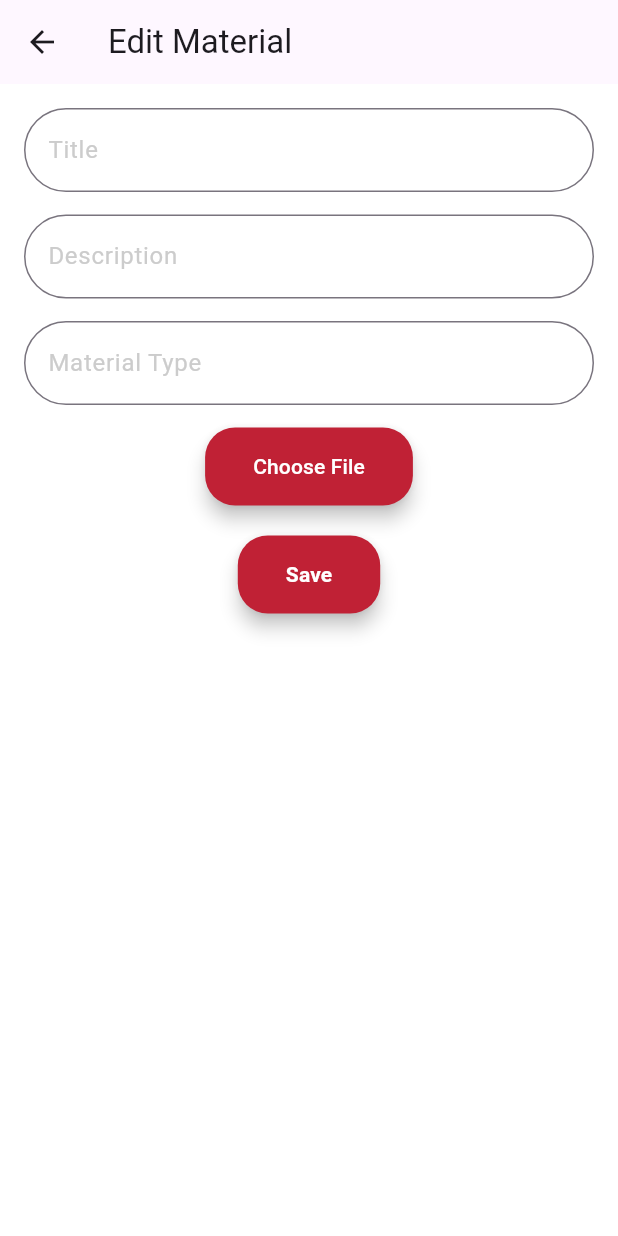
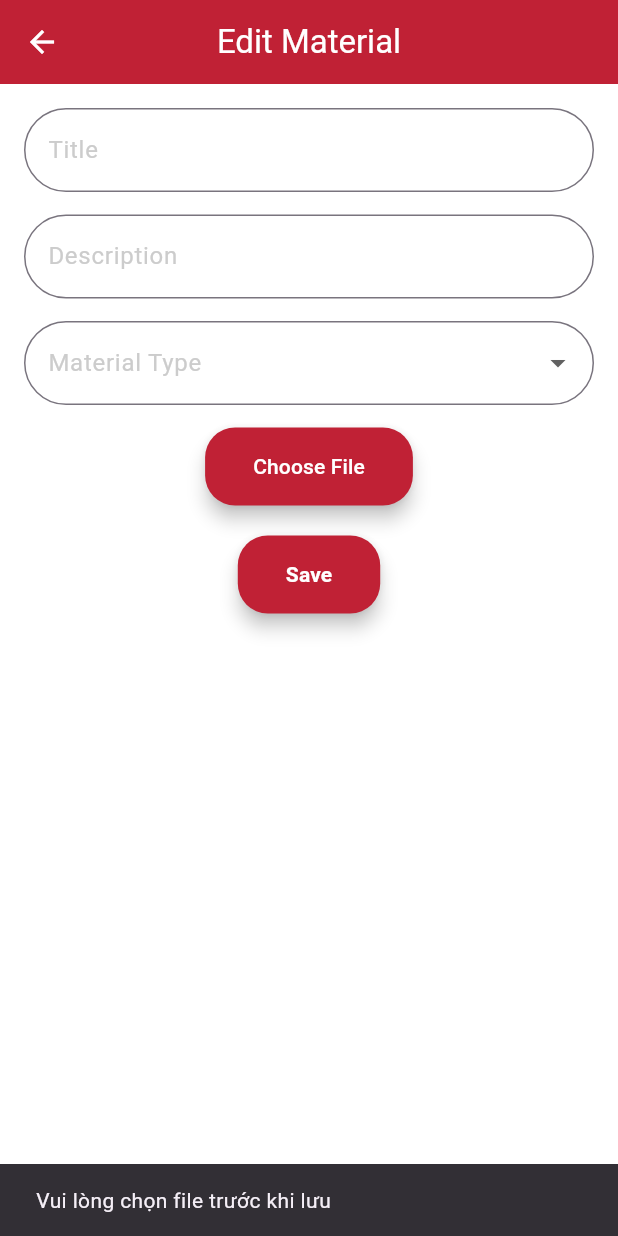
Before and after one commit to BD2020452915102002/IT4788-PTUDDNT, a Flutter app: the EditMaterialScreen screen opened directly with empty values, after a tap on "Save", on a phone screen of 412 x 824 dp. Run offline on Flutter 3.47's test engine with Material 3 defaults, Android fonts, the light colour scheme and no system bars; our stand-ins replace file_picker, image_picker, shared_preferences; accounts and stored records are empty; network calls fail.

Commit message:
edit_material

```diff
--- a/lib/presentation/screens/lecturer/class/matetial/edit_material.dart
+++ b/lib/presentation/screens/lecturer/class/matetial/edit_material.dart
@@ -3,42 +3,44 @@ import 'dart:convert';
 import 'package:flutter/material.dart';
 import 'package:file_picker/file_picker.dart';
 import 'package:http/http.dart' as http;
-import 'package:path_provider/path_provider.dart';
-import 'package:shared_preferences/shared_preferences.dart';
+
 import '../../../../../core/constants/colors.dart';
-import 'package:image_picker/image_picker.dart';
 
 class EditMaterialScreen extends StatefulWidget {
   final String token;
   final String materialId;
-  const EditMaterialScreen({Key? key, required this.token, required this.materialId}) : super(key: key);
+
+  const EditMaterialScreen({
+    Key? key,
+    required this.token,
+    required this.materialId,
+  }) : super(key: key);
+
   @override
   _EditMaterialScreenState createState() => _EditMaterialScreenState();
 }
+
 class _EditMaterialScreenState extends State<EditMaterialScreen> {
-
   TextEditingController titleController = TextEditingController();
   TextEditingController descriptionController = TextEditingController();
   TextEditingController materialTypeController = TextEditingController();
-  String? filePath;
+  File? selectedFile;
+
   @override
   void initState() {
     super.initState();
     fetchMaterialDetails();
   }
+
   Future<void> fetchMaterialDetails() async {
-    try{
-      final uri = Uri.parse('http://160.30.168.228:8080/it5023e/get_material_info').replace(
-        queryParameters: {
-          'token': widget.token,
-          'material_id': widget.materialId,
-        },
-      );
+    try {
+      final uri = Uri.parse(
+        'http://160.30.168.228:8080/it5023e/get_material_info',
+      ).replace(queryParameters: {
+        'token': widget.token,
+        'material_id': widget.materialId,
+      });
       final response = await http.get(uri);
-      print('Token: ${widget.token}');
-      print('material_id: ${widget.materialId}');
-      print('Response status: ${response.statusCode}');
-      print('Response body: ${response.body}');
 
       if (response.statusCode == 200) {
         final responseData = json.decode(response.body);
@@ -47,47 +49,84 @@ class _EditMaterialScreenState extends State<EditMaterialScreen> {
         titleController.text = data['material_name'] ?? 'Unknown title';
         descriptionController.text = data['description'] ?? 'No description';
         materialTypeController.text = data['material_type'] ?? 'No type';
-
-        filePath = data['material_link'];
+        print('Type_get: ${materialTypeController.text}');
       } else {
         throw Exception('Lỗi khi lấy dữ liệu: ${response.statusCode}');
       }
-    }catch(e){
+    } catch (e) {
       print('Đã xảy ra lỗi: $e');
     }
   }
+
+  Future<void> selectFile() async {
+    final result = await FilePicker.platform.pickFiles();
+    if (result != null && result.files.single.path != null) {
+      setState(() {
+        selectedFile = File(result.files.single.path!);
+      });
+    }
+  }
+
   Future<void> saveChanges() async {
+    if (selectedFile == null) {
+      ScaffoldMessenger.of(context).showSnackBar(
+        SnackBar(content: Text('Vui lòng chọn file trước khi lưu')),
+      );
 
-    var request = http.MultipartRequest('POST', Uri.parse('http://160.30.168.228:8080/it5023e/edit_material'));
+      return;
+    }
+
+    var request = http.MultipartRequest(
+      'POST',
+      Uri.parse('http://160.30.168.228:8080/it5023e/edit_material'),
+    );
     request.fields['materialId'] = widget.materialId.toString();
     request.fields['title'] = titleController.text;
     request.fields['description'] = descriptionController.text;
     request.fields['materialType'] = materialTypeController.text;
     request.fields['token'] = widget.token;
-
-    if (filePath != null) {
-      request.files.add(await http.MultipartFile.fromPath('file', filePath!));
-    }
+    print('Tpy: ${materialTypeController.text}');
+    // Gửi file đã chọn
+    request.files.add(
+      await http.MultipartFile.fromPath('file', selectedFile!.path),
+    );
 
     final response = await request.send();
     if (response.statusCode == 200) {
-      // Handle success
-      ScaffoldMessenger.of(context).showSnackBar(SnackBar(content: Text('Saved successfully')));
+      ScaffoldMessenger.of(context).showSnackBar(
+        SnackBar(content: Text('Lưu thành công')),
+      );
+      Navigator.pop(context, true);
     } else {
-      // Handle error
-      ScaffoldMessenger.of(context).showSnackBar(SnackBar(content: Text('Failed to save changes')));
+      ScaffoldMessenger.of(context).showSnackBar(
+        SnackBar(content: Text('Lưu thất bại: ${response.statusCode}')),
+      );
     }
   }
-
 
 
   @override
   Widget build(BuildContext context) {
     return Scaffold(
       appBar: AppBar(
-        title: Text("Edit Material"),
+        leading: IconButton(
+          icon: const Icon(
+            Icons.arrow_back_sharp,
+            color: Colors.white,
+          ),
+          onPressed: () {
+            Navigator.pop(context);
+          },
+        ),
+        centerTitle: true,
+        title: Text(
+          "Edit Material",
+          style: const TextStyle(color: Colors.white),
+        ),
+        backgroundColor: AppColors.primary,
       ),
       body: Padding(
+
         padding: EdgeInsets.all(16.0),
         child: Column(
           children: [
@@ -95,17 +134,33 @@ class _EditMaterialScreenState extends State<EditMaterialScreen> {
               controller: titleController,
               decoration: InputDecoration(labelText: 'Title'),
             ),
-            const SizedBox(height: 15,),
+            SizedBox(height: 15),
             TextField(
               controller: descriptionController,
               decoration: InputDecoration(labelText: 'Description'),
             ),
-            const SizedBox(height: 15,),
-            TextField(
-              controller: materialTypeController,
+            SizedBox(height: 15),
+            DropdownButtonFormField<String>(
+              value: ['PNG', 'PDF', 'DOC'].contains(materialTypeController.text)
+                  ? materialTypeController.text
+                  : null, // Đặt giá trị mặc định nếu không hợp lệ
+              items: ['PNG', 'PDF', 'DOC']
+                  .map((type) => DropdownMenuItem(value: type, child: Text(type)))
+                  .toList(),
+              onChanged: (value) {
+                setState(() {
+                  materialTypeController.text = value ?? '';
+                });
+              },
               decoration: InputDecoration(labelText: 'Material Type'),
+              validator: (value) {
+                if (value == null || value.isEmpty) {
+                  return 'Please select a material type';
+                }
+                return null;
+              },
             ),
-            SizedBox(height: 15,),
+            SizedBox(height: 15),
             ElevatedButton(
               style: ElevatedButton.styleFrom(
                 backgroundColor: Color(0xFFC02135),
@@ -115,12 +170,12 @@ class _EditMaterialScreenState extends State<EditMaterialScreen> {
                 ),
                 elevation: 5,
               ),
-              onPressed: () async {
-                // Code to pick file and set filePath
-              },
-              child: Text(filePath == null ? 'Choose File' : 'File Selected'),
+              onPressed: selectFile,
+              child: Text(
+                selectedFile == null ? 'Choose File' : 'File: ${selectedFile!.path.split('/').last}',
+              ),
             ),
-            SizedBox(height: 20,),
+            SizedBox(height: 20),
             ElevatedButton(
               style: ElevatedButton.styleFrom(
                 backgroundColor: Color(0xFFC02135),
@@ -131,12 +186,14 @@ class _EditMaterialScreenState extends State<EditMaterialScreen> {
                 elevation: 5,
               ),
               onPressed: saveChanges,
-              child: Text('Save', style: TextStyle(fontWeight: FontWeight.bold, )),
+              child: Text(
+                'Save',
+                style: TextStyle(fontWeight: FontWeight.bold),
+              ),
             ),
           ],
         ),
       ),
     );
   }
-
 }
--- a/pubspec.yaml
+++ b/pubspec.yaml
@@ -37,6 +37,8 @@ dependencies:
   url_launcher: ^6.1.5
   image_picker: ^0.8.4+8
   path_provider: ^2.0.15
+
+
 
   # The following adds the Cupertino Icons font to your application.
   # Use with the CupertinoIcons class for iOS style icons.
```
Also changed, not shown: lib/presentation/screens/lecturer/class/matetial/mater.dart (+30 -7 lines), pubspec.lock, 1 other file.
